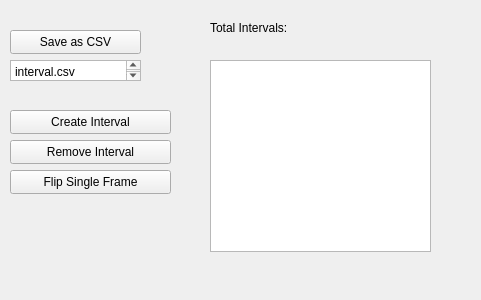
The window that src/WhiskerToolbox/DataManager_Widget/DigitalIntervalSeries_Widget/DigitalIntervalSeries_Widget.ui (paulmthompson/WhiskerToolbox) describes before a commit, drawn with Qt 5.
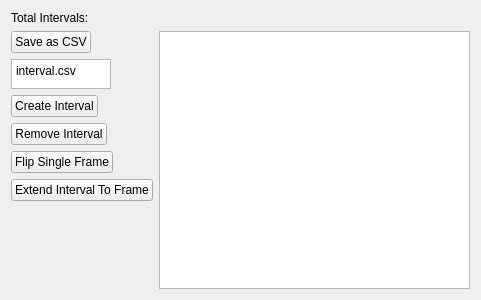
The same window after the commit.

Commit message: Can extend intervals to include current frame

Patch:
```diff
--- a/src/WhiskerToolbox/DataManager_Widget/DigitalIntervalSeries_Widget/DigitalIntervalSeries_Widget.ui
+++ b/src/WhiskerToolbox/DataManager_Widget/DigitalIntervalSeries_Widget/DigitalIntervalSeries_Widget.ui
@@ -13,107 +13,124 @@
   <property name="windowTitle">
    <string>Form</string>
   </property>
+  <layout class="QHBoxLayout" name="horizontalLayout">
+   <item>
+    <layout class="QVBoxLayout" name="verticalLayout_2">
+     <item>
+      <widget class="QLabel" name="label">
+       <property name="text">
+        <string>Total Intervals:</string>
+       </property>
+      </widget>
+     </item>
+     <item>
   <widget class="QPushButton" name="save_csv">
-   <property name="geometry">
-    <rect>
-     <x>10</x>
-     <y>30</y>
-     <width>131</width>
-     <height>24</height>
-    </rect>
+       <property name="sizePolicy">
+        <sizepolicy hsizetype="Fixed" vsizetype="Fixed">
+         <horstretch>0</horstretch>
+         <verstretch>0</verstretch>
+        </sizepolicy>
    </property>
    <property name="text">
     <string>Save as CSV</string>
    </property>
   </widget>
+     </item>
+     <item>
   <widget class="QPlainTextEdit" name="filename_textbox">
-   <property name="geometry">
-    <rect>
-     <x>10</x>
-     <y>60</y>
-     <width>131</width>
-     <height>21</height>
-    </rect>
+       <property name="sizePolicy">
+        <sizepolicy hsizetype="Fixed" vsizetype="Fixed">
+         <horstretch>0</horstretch>
+         <verstretch>0</verstretch>
+        </sizepolicy>
+       </property>
+       <property name="maximumSize">
+        <size>
+         <width>100</width>
+         <height>30</height>
+        </size>
    </property>
    <property name="plainText">
     <string>interval.csv</string>
    </property>
   </widget>
-  <widget class="QLabel" name="label">
-   <property name="geometry">
-    <rect>
-     <x>210</x>
-     <y>20</y>
-     <width>81</width>
-     <height>16</height>
-    </rect>
-   </property>
-   <property name="text">
-    <string>Total Intervals:</string>
-   </property>
-  </widget>
-  <widget class="QLabel" name="total_interval_label">
-   <property name="geometry">
-    <rect>
-     <x>320</x>
-     <y>20</y>
-     <width>91</width>
-     <height>16</height>
-    </rect>
-   </property>
-   <property name="text">
-    <string/>
-   </property>
-  </widget>
+     </item>
+     <item>
   <widget class="QPushButton" name="create_interval_button">
-   <property name="geometry">
-    <rect>
-     <x>10</x>
-     <y>110</y>
-     <width>161</width>
-     <height>24</height>
-    </rect>
+       <property name="sizePolicy">
+        <sizepolicy hsizetype="Fixed" vsizetype="Fixed">
+         <horstretch>0</horstretch>
+         <verstretch>0</verstretch>
+        </sizepolicy>
    </property>
    <property name="text">
     <string>Create Interval</string>
    </property>
   </widget>
+     </item>
+     <item>
   <widget class="QPushButton" name="remove_interval_button">
-   <property name="geometry">
-    <rect>
-     <x>10</x>
-     <y>140</y>
-     <width>161</width>
-     <height>24</height>
-    </rect>
+       <property name="sizePolicy">
+        <sizepolicy hsizetype="Fixed" vsizetype="Fixed">
+         <horstretch>0</horstretch>
+         <verstretch>0</verstretch>
+        </sizepolicy>
    </property>
    <property name="text">
     <string>Remove Interval</string>
    </property>
   </widget>
+     </item>
+     <item>
   <widget class="QPushButton" name="flip_single_frame">
-   <property name="geometry">
-    <rect>
-     <x>10</x>
-     <y>170</y>
-     <width>161</width>
-     <height>24</height>
-    </rect>
+       <property name="sizePolicy">
+        <sizepolicy hsizetype="Fixed" vsizetype="Fixed">
+         <horstretch>0</horstretch>
+         <verstretch>0</verstretch>
+        </sizepolicy>
    </property>
    <property name="text">
     <string>Flip Single Frame</string>
    </property>
   </widget>
-  <widget class="QTableView" name="tableView">
-   <property name="geometry">
-    <rect>
-     <x>210</x>
-     <y>60</y>
-     <width>221</width>
-     <height>192</height>
-    </rect>
-   </property>
-  </widget>
+     </item>
+     <item>
+      <widget class="QPushButton" name="extend_interval_button">
+       <property name="text">
+        <string>Extend Interval To Frame</string>
+       </property>
+      </widget>
+     </item>
+     <item>
+      <spacer name="verticalSpacer">
+       <property name="orientation">
+        <enum>Qt::Orientation::Vertical</enum>
+       </property>
+       <property name="sizeHint" stdset="0">
+        <size>
+         <width>20</width>
+         <height>40</height>
+        </size>
+       </property>
+      </spacer>
+     </item>
+    </layout>
+   </item>
+   <item>
+    <layout class="QVBoxLayout" name="verticalLayout_3">
+     <item>
+      <widget class="QLabel" name="total_interval_label">
+       <property name="text">
+        <string/>
+       </property>
+      </widget>
+     </item>
+     <item>
+      <widget class="QTableView" name="tableView"/>
+     </item>
+    </layout>
+   </item>
+  </layout>
  </widget>
  <resources/>
  <connections/>
```
Lines whose indentation alone changed are shown as unchanged. The commit also changes 6 other files.
